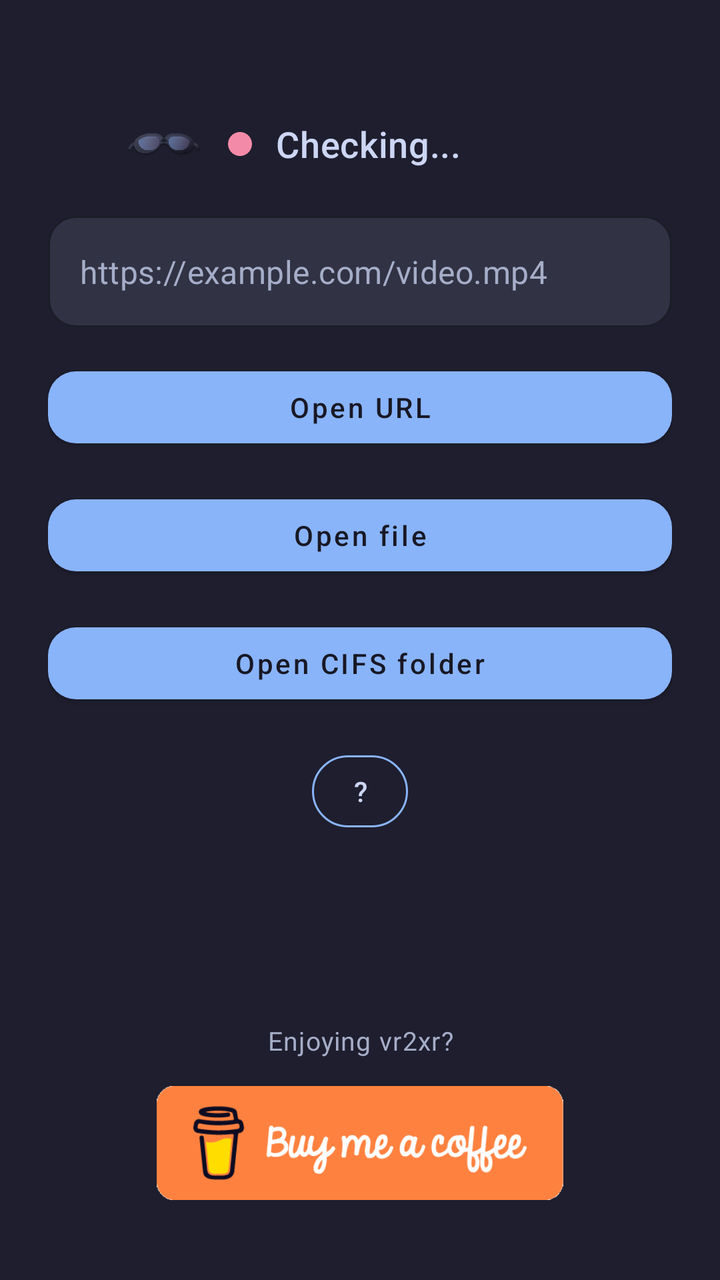
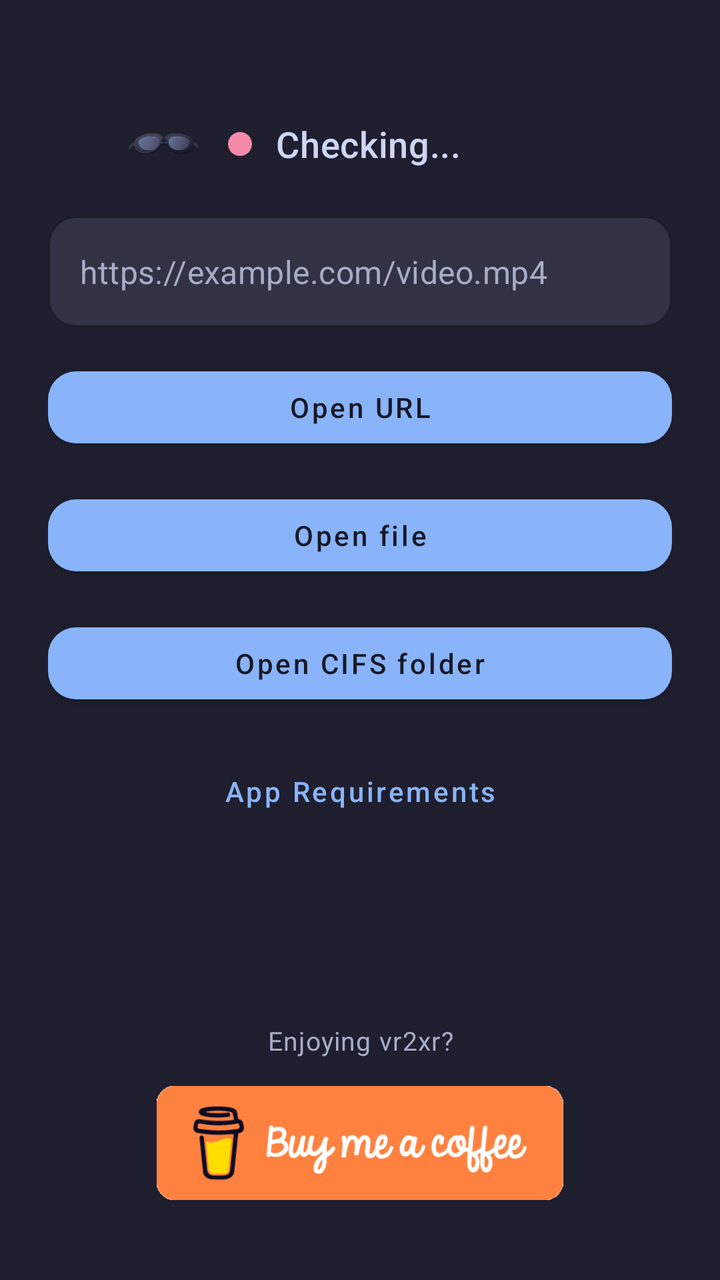

Compare the two renders of this Android layout. The source of the first and the diff that turns it into the second are given below.
<!-- AndroidManifest.xml: application theme Theme.Vr2xr -->
<!-- res/layout/activity_main.xml -->
<?xml version="1.0" encoding="utf-8"?>
<LinearLayout xmlns:android="http://schemas.android.com/apk/res/android"
    xmlns:app="http://schemas.android.com/apk/res-auto"
    android:layout_width="match_parent"
    android:layout_height="match_parent"
    android:background="@color/launcher_background"
    android:orientation="vertical"
    android:paddingStart="@dimen/launcher_screen_padding"
    android:paddingTop="@dimen/launcher_screen_padding"
    android:paddingEnd="@dimen/launcher_screen_padding"
    android:paddingBottom="@dimen/launcher_screen_padding">

    <LinearLayout
        android:layout_width="match_parent"
        android:layout_height="0dp"
        android:layout_weight="1"
        android:orientation="vertical">

        <LinearLayout
            android:id="@+id/xrealStatusRow"
            android:layout_width="wrap_content"
            android:layout_height="wrap_content"
            android:layout_gravity="center_horizontal"
            android:layout_marginTop="@dimen/launcher_status_top_margin"
            android:gravity="center_vertical"
            android:orientation="horizontal">

            <ImageView
                android:id="@+id/xrealStatusIcon"
                android:layout_width="@dimen/launcher_status_icon_size"
                android:layout_height="@dimen/launcher_status_icon_size"
                android:contentDescription="@string/xreal_status_icon_content_description"
                android:src="@drawable/ic_glasses_status" />

            <View
                android:id="@+id/xrealStatusDot"
                android:layout_width="@dimen/launcher_status_dot_size"
                android:layout_height="@dimen/launcher_status_dot_size"
                android:layout_marginStart="12dp"
                android:background="@drawable/bg_status_indicator_dot" />

            <TextView
                android:id="@+id/xrealStatusText"
                style="@style/TextAppearance.Vr2xr.Launcher.Status"
                android:layout_width="@dimen/launcher_status_label_width"
                android:layout_height="wrap_content"
                android:layout_marginStart="12dp"
                android:ellipsize="end"
                android:gravity="start|center_vertical"
                android:maxLines="1"
                android:text="@string/xreal_status_checking" />
        </LinearLayout>

        <TextView
            android:id="@+id/statusText"
            style="@style/TextAppearance.Vr2xr.Launcher.RuntimeStatus"
            android:layout_width="match_parent"
            android:layout_height="wrap_content"
            android:layout_marginTop="@dimen/launcher_runtime_status_top_margin"
            android:gravity="center_horizontal"
            android:text=""
            android:visibility="gone" />

        <com.google.android.material.textfield.TextInputLayout
            android:id="@+id/urlInputLayout"
            style="@style/Widget.Vr2xr.Launcher.Input"
            android:layout_width="match_parent"
            android:layout_height="wrap_content"
            android:layout_marginTop="@dimen/launcher_section_spacing"
            app:hintEnabled="false"
            app:boxBackgroundMode="outline">

            <com.google.android.material.textfield.TextInputEditText
                android:id="@+id/urlInput"
                android:layout_width="match_parent"
                android:layout_height="wrap_content"
                android:fontFamily="sans-serif"
                android:hint="@string/hint_url"
                android:inputType="textUri"
                android:maxLines="1"
                android:textColor="@color/launcher_text_primary"
                android:textColorHint="@color/launcher_text_secondary" />
        </com.google.android.material.textfield.TextInputLayout>

        <com.google.android.material.button.MaterialButton
            android:id="@+id/openUrlButton"
            style="@style/Widget.Vr2xr.Launcher.PrimaryButton"
            android:layout_width="match_parent"
            android:layout_height="wrap_content"
            android:layout_marginTop="@dimen/launcher_section_spacing"
            android:text="@string/open_url" />

        <com.google.android.material.button.MaterialButton
            android:id="@+id/openFileButton"
            style="@style/Widget.Vr2xr.Launcher.PrimaryButton"
            android:layout_width="match_parent"
            android:layout_height="wrap_content"
            android:layout_marginTop="@dimen/launcher_section_spacing"
            android:text="@string/open_file" />

        <com.google.android.material.button.MaterialButton
            android:id="@+id/openCifsFolderButton"
            style="@style/Widget.Vr2xr.Launcher.PrimaryButton"
            android:layout_width="match_parent"
            android:layout_height="wrap_content"
            android:layout_marginTop="@dimen/launcher_section_spacing"
            android:text="@string/open_cifs_folder" />

        <com.google.android.material.button.MaterialButton
            android:id="@+id/requirementsHelpButton"
            style="@style/Widget.Vr2xr.Launcher.HelpButton"
            android:layout_width="@dimen/launcher_help_button_size"
            android:layout_height="@dimen/launcher_help_button_size"
            android:layout_gravity="center_horizontal"
            android:layout_marginTop="@dimen/launcher_section_spacing"
            android:contentDescription="@string/requirements_help_content_description"
            android:text="@string/requirements_help" />
    </LinearLayout>

    <TextView
        style="@style/TextAppearance.Vr2xr.Launcher.Footer"
        android:layout_width="match_parent"
        android:layout_height="wrap_content"
        android:layout_marginTop="@dimen/launcher_buy_me_coffee_text_top_margin"
        android:gravity="center_horizontal"
        android:text="@string/buy_me_coffee_support_text" />

    <androidx.appcompat.widget.AppCompatImageButton
        android:id="@+id/buyMeCoffeeButton"
        android:layout_width="@dimen/launcher_buy_me_coffee_width"
        android:layout_height="@dimen/launcher_buy_me_coffee_height"
        android:layout_gravity="center_horizontal"
        android:layout_marginBottom="@dimen/launcher_buy_me_coffee_bottom_margin"
        android:layout_marginTop="@dimen/launcher_buy_me_coffee_button_top_margin"
        android:adjustViewBounds="true"
        android:background="@drawable/bg_buy_me_coffee_touch_feedback"
        android:contentDescription="@string/footer_buy_me_a_coffee"
        android:padding="0dp"
        android:scaleType="fitCenter"
        app:srcCompat="@drawable/buy_me_coffee_orange" />
</LinearLayout>
<!-- resources referenced by this layout -->
<resources>
  <color name="launcher_background">@color/catppuccin_mocha_base</color>
  <color name="launcher_text_primary">@color/catppuccin_mocha_text</color>
  <color name="launcher_text_secondary">@color/catppuccin_mocha_subtext0</color>
  <dimen name="launcher_buy_me_coffee_bottom_margin">16dp</dimen>
  <dimen name="launcher_buy_me_coffee_button_top_margin">14dp</dimen>
  <dimen name="launcher_buy_me_coffee_height">57dp</dimen>
  <dimen name="launcher_buy_me_coffee_text_top_margin">20dp</dimen>
  <dimen name="launcher_buy_me_coffee_width">204dp</dimen>
  <dimen name="launcher_help_button_size">48dp</dimen>
  <dimen name="launcher_runtime_status_top_margin">14dp</dimen>
  <dimen name="launcher_screen_padding">24dp</dimen>
  <dimen name="launcher_section_spacing">16dp</dimen>
  <dimen name="launcher_status_dot_size">12dp</dimen>
  <dimen name="launcher_status_icon_size">40dp</dimen>
  <dimen name="launcher_status_label_width">160dp</dimen>
  <dimen name="launcher_status_top_margin">28dp</dimen>
  <string name="buy_me_coffee_support_text">Enjoying vr2xr?</string>
  <string name="footer_buy_me_a_coffee">Buy Me a Coffee</string>
  <string name="hint_url">https://example.com/video.mp4</string>
  <string name="open_cifs_folder">Open CIFS folder</string>
  <string name="open_file">Open file</string>
  <string name="open_url">Open URL</string>
  <string name="requirements_help">?</string>
  <string name="requirements_help_content_description">Show requirements</string>
  <string name="xreal_status_checking">Checking...</string>
  <string name="xreal_status_icon_content_description">XREAL glasses status</string>
  <style name="TextAppearance.Vr2xr.Launcher.RuntimeStatus" parent="TextAppearance.MaterialComponents.Body2">
          <item name="android:fontFamily">sans-serif</item>
          <item name="android:textColor">@color/launcher_text_secondary</item>
          <item name="android:textSize">@dimen/launcher_body_text_size</item>
      </style>
  <style name="TextAppearance.Vr2xr.Launcher.Status" parent="TextAppearance.MaterialComponents.Headline6">
          <item name="android:fontFamily">sans-serif-medium</item>
          <item name="android:textColor">@color/launcher_text_primary</item>
          <item name="android:textSize">@dimen/launcher_status_text_size</item>
      </style>
  <style name="Widget.Vr2xr.Launcher.HelpButton" parent="Widget.MaterialComponents.Button.OutlinedButton">
          <item name="android:fontFamily">sans-serif-medium</item>
          <item name="android:textAllCaps">false</item>
          <item name="android:textColor">@color/launcher_text_primary</item>
          <item name="strokeColor">@color/catppuccin_mocha_blue</item>
          <item name="cornerRadius">@dimen/launcher_help_button_size</item>
      </style>
  <style name="Theme.Vr2xr" parent="Theme.MaterialComponents.DayNight.NoActionBar">
          <item name="android:windowFullscreen">false</item>
      </style>
  <color name="catppuccin_mocha_base">#1E1E2E</color>
  <color name="catppuccin_mocha_text">#CDD6F4</color>
  <color name="catppuccin_mocha_subtext0">#A6ADC8</color>
  <color name="catppuccin_mocha_blue">#89B4FA</color>
  <dimen name="launcher_buy_me_coffee_corner_radius">12dp</dimen>
  <color name="xreal_status_not_connected">@color/catppuccin_mocha_red</color>
  <dimen name="launcher_footer_text_size">13sp</dimen>
  <dimen name="launcher_body_text_size">15sp</dimen>
  <dimen name="launcher_status_text_size">18sp</dimen>
  <color name="launcher_card_background">@color/catppuccin_mocha_surface0</color>
  <dimen name="launcher_input_corner_radius">14dp</dimen>
  <color name="launcher_outline">@color/catppuccin_mocha_overlay0</color>
  <color name="catppuccin_mocha_mantle">#181825</color>
  <dimen name="launcher_button_corner_radius">14dp</dimen>
  <color name="catppuccin_mocha_red">#F38BA8</color>
  <color name="catppuccin_mocha_surface0">#313244</color>
  <color name="catppuccin_mocha_overlay0">#6C7086</color>
  <!-- unchanged entries left out for length: 7 -->
</resources>

<!-- the commit's change to res/layout/activity_main.xml (unified diff, before → after) -->
@@ -109,8 +109,8 @@
         <com.google.android.material.button.MaterialButton
             android:id="@+id/requirementsHelpButton"
             style="@style/Widget.Vr2xr.Launcher.HelpButton"
-            android:layout_width="@dimen/launcher_help_button_size"
-            android:layout_height="@dimen/launcher_help_button_size"
+            android:layout_width="wrap_content"
+            android:layout_height="wrap_content"
             android:layout_gravity="center_horizontal"
             android:layout_marginTop="@dimen/launcher_section_spacing"
             android:contentDescription="@string/requirements_help_content_description"
<!-- resource entries referenced after the edit -->
@@ -8,7 +8,6 @@
   <dimen name="launcher_buy_me_coffee_height">57dp</dimen>
   <dimen name="launcher_buy_me_coffee_text_top_margin">20dp</dimen>
   <dimen name="launcher_buy_me_coffee_width">204dp</dimen>
-  <dimen name="launcher_help_button_size">48dp</dimen>
   <dimen name="launcher_runtime_status_top_margin">14dp</dimen>
   <dimen name="launcher_screen_padding">24dp</dimen>
   <dimen name="launcher_section_spacing">16dp</dimen>
@@ -22,7 +21,7 @@
   <string name="open_cifs_folder">Open CIFS folder</string>
   <string name="open_file">Open file</string>
   <string name="open_url">Open URL</string>
-  <string name="requirements_help">?</string>
+  <string name="requirements_help">App Requirements</string>
   <string name="requirements_help_content_description">Show requirements</string>
   <string name="xreal_status_checking">Checking...</string>
   <string name="xreal_status_icon_content_description">XREAL glasses status</string>
@@ -36,12 +35,11 @@
           <item name="android:textColor">@color/launcher_text_primary</item>
           <item name="android:textSize">@dimen/launcher_status_text_size</item>
       </style>
-  <style name="Widget.Vr2xr.Launcher.HelpButton" parent="Widget.MaterialComponents.Button.OutlinedButton">
+  <style name="Widget.Vr2xr.Launcher.HelpButton" parent="Widget.MaterialComponents.Button.TextButton">
           <item name="android:fontFamily">sans-serif-medium</item>
           <item name="android:textAllCaps">false</item>
-          <item name="android:textColor">@color/launcher_text_primary</item>
-          <item name="strokeColor">@color/catppuccin_mocha_blue</item>
-          <item name="cornerRadius">@dimen/launcher_help_button_size</item>
+          <item name="android:textColor">@color/catppuccin_mocha_blue</item>
+          <item name="rippleColor">@color/catppuccin_mocha_surface0</item>
       </style>
   <style name="Theme.Vr2xr" parent="Theme.MaterialComponents.DayNight.NoActionBar">
           <item name="android:windowFullscreen">false</item>
